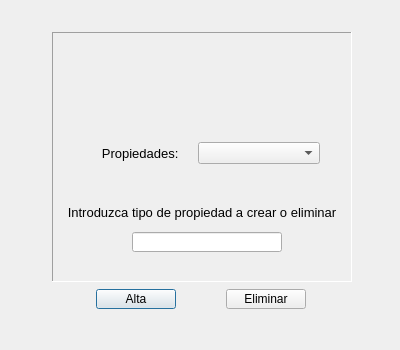
The window that templates/dlgGestion.ui (yelkov/ProyectoDI) describes before a commit, drawn with Qt 5.
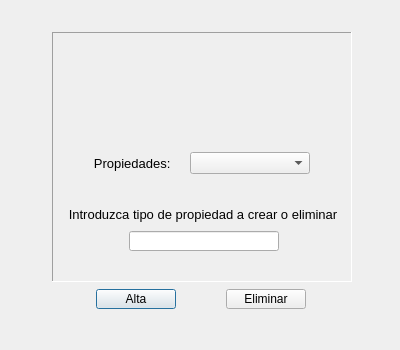
The same window after the commit. Icons and pictures are not drawn.

Commit message: feat(proyecto): añadir alta prop, combo en gestion y limpiar panel prop

Diff of the .ui file:
```diff
--- a/templates/dlgGestion.ui
+++ b/templates/dlgGestion.ui
@@ -32,7 +32,7 @@
   <property name="modal">
    <bool>true</bool>
   </property>
-  <widget class="QWidget" name="">
+  <widget class="QWidget" name="layoutWidget">
    <property name="geometry">
     <rect>
      <x>51</x>
@@ -65,64 +65,6 @@
       <property name="lineWidth">
        <number>1</number>
       </property>
-      <widget class="QLabel" name="label">
-       <property name="geometry">
-        <rect>
-         <x>10</x>
-         <y>170</y>
-         <width>280</width>
-         <height>20</height>
-        </rect>
-       </property>
-       <property name="minimumSize">
-        <size>
-         <width>280</width>
-         <height>20</height>
-        </size>
-       </property>
-       <property name="maximumSize">
-        <size>
-         <width>280</width>
-         <height>20</height>
-        </size>
-       </property>
-       <property name="font">
-        <font>
-         <pointsize>10</pointsize>
-        </font>
-       </property>
-       <property name="text">
-        <string>Introduzca tipo de propiedad a crear o eliminar</string>
-       </property>
-       <property name="alignment">
-        <set>Qt::AlignCenter</set>
-       </property>
-      </widget>
-      <widget class="QLineEdit" name="txtTipoprop">
-       <property name="geometry">
-        <rect>
-         <x>80</x>
-         <y>200</y>
-         <width>150</width>
-         <height>20</height>
-        </rect>
-       </property>
-       <property name="minimumSize">
-        <size>
-         <width>150</width>
-         <height>20</height>
-        </size>
-       </property>
-       <property name="maximumSize">
-        <size>
-         <width>150</width>
-         <height>20</height>
-        </size>
-       </property>
-       <property name="alignment">
-        <set>Qt::AlignLeading|Qt::AlignLeft|Qt::AlignVCenter</set>
-       </property>
-      </widget>
       <widget class="QLabel" name="label_2">
        <property name="geometry">
         <rect>
@@ -148,13 +90,114 @@
       <widget class="QWidget" name="">
        <property name="geometry">
         <rect>
-         <x>40</x>
-         <y>110</y>
-         <width>228</width>
+         <x>11</x>
+         <y>171</y>
+         <width>282</width>
+         <height>50</height>
+        </rect>
+       </property>
+       <layout class="QVBoxLayout" name="verticalLayout">
+        <item>
+         <widget class="QLabel" name="label">
+          <property name="minimumSize">
+           <size>
+            <width>280</width>
+            <height>20</height>
+           </size>
+          </property>
+          <property name="maximumSize">
+           <size>
+            <width>280</width>
+            <height>20</height>
+           </size>
+          </property>
+          <property name="font">
+           <font>
+            <pointsize>10</pointsize>
+           </font>
+          </property>
+          <property name="text">
+           <string>Introduzca tipo de propiedad a crear o eliminar</string>
+          </property>
+          <property name="alignment">
+           <set>Qt::AlignCenter</set>
+          </property>
+         </widget>
+        </item>
+        <item>
+         <layout class="QHBoxLayout" name="horizontalLayout_3">
+          <item>
+           <spacer name="horizontalSpacer_2">
+            <property name="orientation">
+             <enum>Qt::Horizontal</enum>
+            </property>
+            <property name="sizeHint" stdset="0">
+             <size>
+              <width>40</width>
+              <height>20</height>
+             </size>
+            </property>
+           </spacer>
+          </item>
+          <item>
+           <widget class="QLineEdit" name="txtTipoprop">
+            <property name="minimumSize">
+             <size>
+              <width>150</width>
+              <height>20</height>
+             </size>
+            </property>
+            <property name="maximumSize">
+             <size>
+              <width>150</width>
+              <height>20</height>
+             </size>
+            </property>
+            <property name="alignment">
+             <set>Qt::AlignLeading|Qt::AlignLeft|Qt::AlignVCenter</set>
+            </property>
+           </widget>
+          </item>
+          <item>
+           <spacer name="horizontalSpacer">
+            <property name="orientation">
+             <enum>Qt::Horizontal</enum>
+            </property>
+            <property name="sizeHint" stdset="0">
+             <size>
+              <width>40</width>
+              <height>20</height>
+             </size>
+            </property>
+           </spacer>
+          </item>
+         </layout>
+        </item>
+       </layout>
+      </widget>
+      <widget class="QWidget" name="">
+       <property name="geometry">
+        <rect>
+         <x>10</x>
+         <y>120</y>
+         <width>271</width>
          <height>22</height>
         </rect>
        </property>
        <layout class="QHBoxLayout" name="horizontalLayout_2">
+        <item>
+         <spacer name="horizontalSpacer_3">
+          <property name="orientation">
+           <enum>Qt::Horizontal</enum>
+          </property>
+          <property name="sizeHint" stdset="0">
+           <size>
+            <width>40</width>
+            <height>20</height>
+           </size>
+          </property>
+         </spacer>
+        </item>
         <item>
          <widget class="QLabel" name="lblTipopropGestion">
           <property name="minimumSize">
@@ -192,6 +235,19 @@
           </property>
          </widget>
         </item>
+        <item>
+         <spacer name="horizontalSpacer_4">
+          <property name="orientation">
+           <enum>Qt::Horizontal</enum>
+          </property>
+          <property name="sizeHint" stdset="0">
+           <size>
+            <width>40</width>
+            <height>20</height>
+           </size>
+          </property>
+         </spacer>
+        </item>
        </layout>
       </widget>
      </widget>
```
The commit also changes 8 other files.
